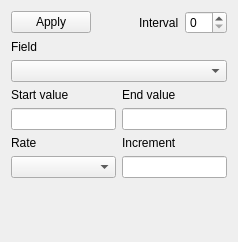
The window that TrackEditor/EditSeriesDialog.ui (Zizin13/Roller) describes before a commit, drawn with Qt 5.
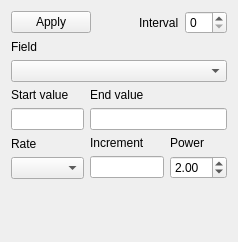
The same window after the commit.

Commit message: exponential series editing

Patch:
```diff
--- a/TrackEditor/EditSeriesDialog.ui
+++ b/TrackEditor/EditSeriesDialog.ui
@@ -117,7 +117,9 @@
      <item row="3" column="4">
       <widget class="QComboBox" name="cbRate"/>
      </item>
-     <item row="2" column="5">
+     <item row="2" column="5" rowspan="2">
+      <layout class="QGridLayout" name="gridLayout">
+       <item row="0" column="0">
       <widget class="QLabel" name="lblIncrement">
        <property name="toolTip">
         <string>Amount to alter field value each iteration (optional)</string>
@@ -127,8 +129,33 @@
        </property>
       </widget>
      </item>
-     <item row="3" column="5">
+       <item row="1" column="0">
       <widget class="QLineEdit" name="leIncrement"/>
+       </item>
+       <item row="0" column="1">
+        <widget class="QLabel" name="lblPower">
+         <property name="text">
+          <string>Power</string>
+         </property>
+        </widget>
+       </item>
+       <item row="1" column="1">
+        <widget class="QDoubleSpinBox" name="dsbPower">
+         <property name="minimum">
+          <double>0.010000000000000</double>
+         </property>
+         <property name="maximum">
+          <double>10.000000000000000</double>
+         </property>
+         <property name="singleStep">
+          <double>0.100000000000000</double>
+         </property>
+         <property name="value">
+          <double>2.000000000000000</double>
+         </property>
+        </widget>
+       </item>
+      </layout>
      </item>
     </layout>
    </item>
```
Lines whose indentation alone changed are shown as unchanged. The commit also changes 1 other file.
